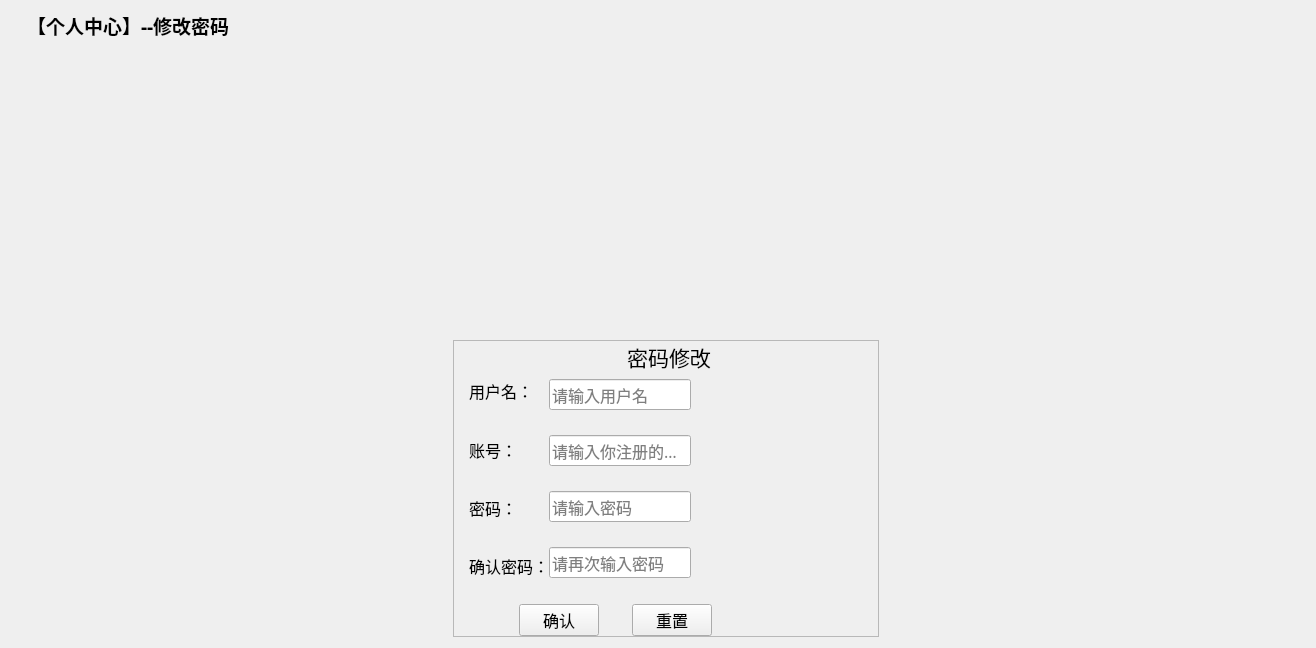
Above: changepassword.ui from Yzyqoung/Qt-hotelSystem before the change. Below: the same form after it.
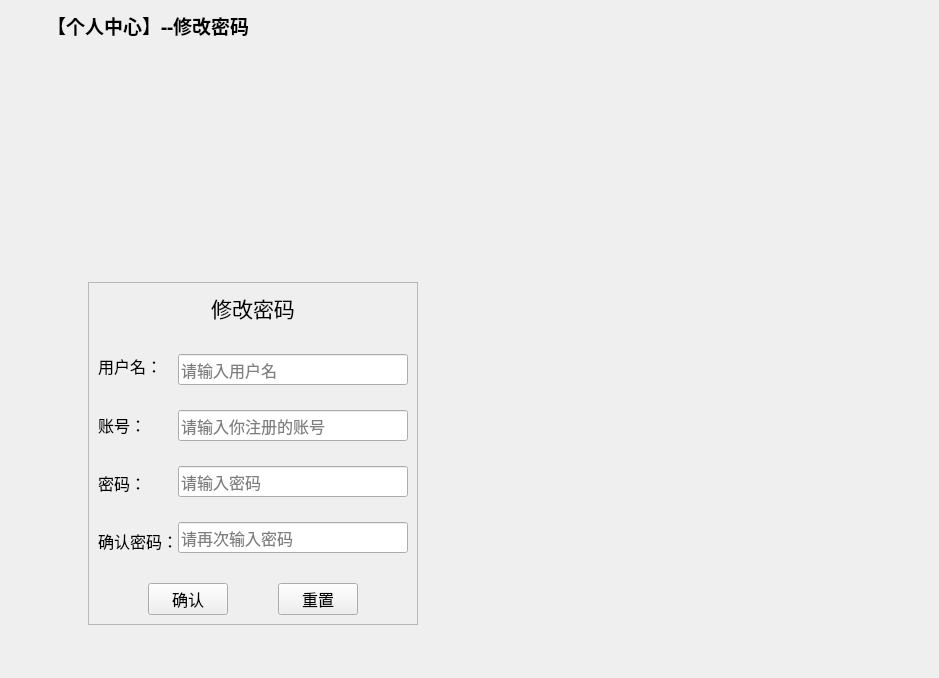
That is the form after the change. Icons and pictures are not drawn.

Patch:
```diff
--- a/changepassword.ui
+++ b/changepassword.ui
@@ -6,27 +6,40 @@
    <rect>
     <x>0</x>
     <y>0</y>
-    <width>1316</width>
-    <height>645</height>
+    <width>939</width>
+    <height>678</height>
    </rect>
   </property>
   <property name="windowTitle">
    <string>Form</string>
   </property>
-  <layout class="QVBoxLayout" name="verticalLayout_3">
+  <layout class="QGridLayout" name="gridLayout_19">
+   <item row="0" column="0" colspan="4">
+    <layout class="QHBoxLayout" name="horizontalLayout_6">
    <item>
-    <layout class="QVBoxLayout" name="verticalLayout_2">
-     <property name="spacing">
-      <number>300</number>
-     </property>
-     <property name="leftMargin">
-      <number>16</number>
-     </property>
-     <property name="topMargin">
-      <number>0</number>
-     </property>
+      <widget class="QLabel" name="label_14">
+       <property name="sizePolicy">
+        <sizepolicy hsizetype="Maximum" vsizetype="Preferred">
+         <horstretch>0</horstretch>
+         <verstretch>0</verstretch>
+        </sizepolicy>
+       </property>
+       <property name="minimumSize">
+        <size>
+         <width>30</width>
+         <height>0</height>
+        </size>
+       </property>
+       <property name="styleSheet">
+        <string notr="true">image: url(:/image/database/database.png);</string>
+       </property>
+       <property name="text">
+        <string/>
+       </property>
+      </widget>
+     </item>
      <item>
-      <widget class="QLabel" name="label_5">
+      <widget class="QLabel" name="label_15">
        <property name="sizePolicy">
         <sizepolicy hsizetype="Preferred" vsizetype="Maximum">
          <horstretch>0</horstretch>
@@ -47,30 +60,55 @@
       </widget>
      </item>
      <item>
-      <layout class="QHBoxLayout" name="horizontalLayout">
-       <property name="spacing">
-        <number>20</number>
+      <spacer name="horizontalSpacer_5">
+       <property name="orientation">
+        <enum>Qt::Horizontal</enum>
        </property>
-       <property name="topMargin">
-        <number>0</number>
+       <property name="sizeHint" stdset="0">
+        <size>
+         <width>40</width>
+         <height>20</height>
+        </size>
        </property>
-       <item>
+      </spacer>
+     </item>
+    </layout>
+   </item>
+   <item row="1" column="1">
+    <spacer name="verticalSpacer">
+     <property name="orientation">
+      <enum>Qt::Vertical</enum>
+     </property>
+     <property name="sizeType">
+      <enum>QSizePolicy::Maximum</enum>
+     </property>
+     <property name="sizeHint" stdset="0">
+      <size>
+       <width>20</width>
+       <height>236</height>
+      </size>
+     </property>
+    </spacer>
+   </item>
+   <item row="2" column="0">
         <spacer name="horizontalSpacer">
          <property name="orientation">
           <enum>Qt::Horizontal</enum>
          </property>
          <property name="sizeHint" stdset="0">
           <size>
-           <width>148</width>
+       <width>268</width>
            <height>20</height>
           </size>
          </property>
         </spacer>
        </item>
-       <item>
-        <widget class="QFrame" name="frame_2">
+   <item row="2" column="1" colspan="2">
+    <layout class="QGridLayout" name="gridLayout_13">
+     <item row="0" column="0">
+      <widget class="QFrame" name="frame_4">
          <property name="sizePolicy">
-          <sizepolicy hsizetype="Expanding" vsizetype="Expanding">
+        <sizepolicy hsizetype="Preferred" vsizetype="Preferred">
            <horstretch>0</horstretch>
            <verstretch>0</verstretch>
           </sizepolicy>
@@ -81,42 +119,101 @@
          <property name="frameShadow">
           <enum>QFrame::Raised</enum>
          </property>
-         <layout class="QFormLayout" name="formLayout">
-          <property name="horizontalSpacing">
+       <layout class="QGridLayout" name="gridLayout_14">
+        <property name="verticalSpacing">
            <number>30</number>
           </property>
+        <item row="2" column="0">
+         <layout class="QGridLayout" name="gridLayout_15">
           <property name="leftMargin">
+           <number>50</number>
+          </property>
+          <property name="rightMargin">
+           <number>50</number>
+          </property>
+          <property name="horizontalSpacing">
+           <number>50</number>
+          </property>
+          <property name="verticalSpacing">
            <number>15</number>
           </property>
-          <property name="topMargin">
-           <number>0</number>
-          </property>
-          <property name="bottomMargin">
-           <number>0</number>
-          </property>
+          <item row="0" column="0">
+           <widget class="QPushButton" name="btnOk">
+            <property name="font">
+             <font>
+              <family>楷体</family>
+              <pointsize>12</pointsize>
+             </font>
+            </property>
+            <property name="cursor">
+             <cursorShape>OpenHandCursor</cursorShape>
+            </property>
+            <property name="toolTip">
+             <string>确认注册</string>
+            </property>
+            <property name="text">
+             <string>确认</string>
+            </property>
+            <property name="icon">
+             <iconset>
+              <normaloff>:/image/update.png</normaloff>:/image/update.png</iconset>
+            </property>
+            <property name="iconSize">
+             <size>
+              <width>20</width>
+              <height>20</height>
+             </size>
+            </property>
+           </widget>
+          </item>
+          <item row="0" column="1">
+           <widget class="QPushButton" name="btnCancel">
+            <property name="font">
+             <font>
+              <family>楷体</family>
+              <pointsize>12</pointsize>
+             </font>
+            </property>
+            <property name="cursor">
+             <cursorShape>OpenHandCursor</cursorShape>
+            </property>
+            <property name="toolTip">
+             <string>&lt;html&gt;&lt;head/&gt;&lt;body&gt;&lt;p&gt;&lt;br/&gt;&lt;/p&gt;&lt;/body&gt;&lt;/html&gt;</string>
+            </property>
+            <property name="whatsThis">
+             <string>&lt;html&gt;&lt;head/&gt;&lt;body&gt;&lt;p&gt;&lt;br/&gt;&lt;/p&gt;&lt;/body&gt;&lt;/html&gt;</string>
+            </property>
+            <property name="text">
+             <string notr="true">重置</string>
+            </property>
+            <property name="icon">
+             <iconset>
+              <normaloff>:/image/delete.png</normaloff>:/image/delete.png</iconset>
+            </property>
+            <property name="iconSize">
+             <size>
+              <width>20</width>
+              <height>20</height>
+             </size>
+            </property>
+           </widget>
+          </item>
+         </layout>
+        </item>
           <item row="1" column="0">
-           <layout class="QGridLayout" name="gridLayout_3">
-            <property name="topMargin">
-             <number>0</number>
-            </property>
-            <property name="bottomMargin">
-             <number>0</number>
-            </property>
-            <property name="horizontalSpacing">
-             <number>5</number>
-            </property>
+         <layout class="QGridLayout" name="gridLayout_16">
             <property name="verticalSpacing">
              <number>35</number>
             </property>
             <item row="0" column="0">
              <layout class="QGridLayout" name="gridLayout_4">
               <item row="0" column="0">
-               <layout class="QVBoxLayout" name="verticalLayout">
+             <layout class="QVBoxLayout" name="verticalLayout_3">
                 <property name="spacing">
                  <number>34</number>
                 </property>
                 <item>
-                 <widget class="QLabel" name="labUserName">
+               <widget class="QLabel" name="labUserName_3">
                   <property name="font">
                    <font>
                     <family>楷体</family>
@@ -132,7 +229,7 @@
                  </widget>
                 </item>
                 <item>
-                 <widget class="QLabel" name="label_2">
+               <widget class="QLabel" name="label_11">
                   <property name="font">
                    <font>
                     <family>楷体</family>
@@ -148,7 +245,7 @@
                  </widget>
                 </item>
                 <item>
-                 <widget class="QLabel" name="labUserPwd">
+               <widget class="QLabel" name="labUserPwd_5">
                   <property name="font">
                    <font>
                     <family>楷体</family>
@@ -164,7 +261,7 @@
                  </widget>
                 </item>
                 <item>
-                 <widget class="QLabel" name="labUserPwd_2">
+               <widget class="QLabel" name="labUserPwd_6">
                   <property name="font">
                    <font>
                     <family>楷体</family>
@@ -186,22 +283,6 @@
                 <property name="verticalSpacing">
                  <number>25</number>
                 </property>
-                <item row="3" column="0">
-                 <widget class="QLineEdit" name="UserPwd">
-                  <property name="font">
-                   <font>
-                    <family>楷体</family>
-                    <pointsize>12</pointsize>
-                   </font>
-                  </property>
-                  <property name="echoMode">
-                   <enum>QLineEdit::Password</enum>
-                  </property>
-                  <property name="placeholderText">
-                   <string>请输入密码</string>
-                  </property>
-                 </widget>
-                </item>
                 <item row="0" column="0">
                  <widget class="QLineEdit" name="UserName">
                   <property name="font">
@@ -218,7 +299,7 @@
                   </property>
                  </widget>
                 </item>
-                <item row="2" column="0">
+              <item row="1" column="0">
                  <widget class="QLineEdit" name="UserNum">
                   <property name="font">
                    <font>
@@ -231,7 +312,23 @@
                   </property>
                  </widget>
                 </item>
-                <item row="4" column="0">
+              <item row="2" column="0">
+               <widget class="QLineEdit" name="UserPwd">
+                <property name="font">
+                 <font>
+                  <family>楷体</family>
+                  <pointsize>12</pointsize>
+                 </font>
+                </property>
+                <property name="echoMode">
+                 <enum>QLineEdit::Password</enum>
+                </property>
+                <property name="placeholderText">
+                 <string>请输入密码</string>
+                </property>
+               </widget>
+              </item>
+              <item row="3" column="0">
                  <widget class="QLineEdit" name="UserRePwd">
                   <property name="font">
                    <font>
@@ -253,88 +350,8 @@
             </item>
            </layout>
           </item>
-          <item row="2" column="0">
-           <layout class="QGridLayout" name="gridLayout_6">
-            <property name="leftMargin">
-             <number>50</number>
-            </property>
-            <property name="topMargin">
-             <number>20</number>
-            </property>
-            <property name="rightMargin">
-             <number>50</number>
-            </property>
-            <property name="horizontalSpacing">
-             <number>33</number>
-            </property>
-            <property name="verticalSpacing">
-             <number>15</number>
-            </property>
             <item row="0" column="0">
-             <widget class="QPushButton" name="btnOk">
-              <property name="font">
-               <font>
-                <family>楷体</family>
-                <pointsize>12</pointsize>
-               </font>
-              </property>
-              <property name="cursor">
-               <cursorShape>OpenHandCursor</cursorShape>
-              </property>
-              <property name="toolTip">
-               <string>确认注册</string>
-              </property>
-              <property name="text">
-               <string>确认</string>
-              </property>
-              <property name="icon">
-               <iconset>
-                <normaloff>:/image/update.png</normaloff>:/image/update.png</iconset>
-              </property>
-              <property name="iconSize">
-               <size>
-                <width>20</width>
-                <height>20</height>
-               </size>
-              </property>
-             </widget>
-            </item>
-            <item row="0" column="1">
-             <widget class="QPushButton" name="btnCancel">
-              <property name="font">
-               <font>
-                <family>楷体</family>
-                <pointsize>12</pointsize>
-               </font>
-              </property>
-              <property name="cursor">
-               <cursorShape>OpenHandCursor</cursorShape>
-              </property>
-              <property name="toolTip">
-               <string>&lt;html&gt;&lt;head/&gt;&lt;body&gt;&lt;p&gt;&lt;br/&gt;&lt;/p&gt;&lt;/body&gt;&lt;/html&gt;</string>
-              </property>
-              <property name="whatsThis">
-               <string>&lt;html&gt;&lt;head/&gt;&lt;body&gt;&lt;p&gt;&lt;br/&gt;&lt;/p&gt;&lt;/body&gt;&lt;/html&gt;</string>
-              </property>
-              <property name="text">
-               <string notr="true">重置</string>
-              </property>
-              <property name="icon">
-               <iconset>
-                <normaloff>:/image/delete.png</normaloff>:/image/delete.png</iconset>
-              </property>
-              <property name="iconSize">
-               <size>
-                <width>20</width>
-                <height>20</height>
-               </size>
-              </property>
-             </widget>
-            </item>
-           </layout>
-          </item>
-          <item row="0" column="0" colspan="2">
-           <widget class="QLabel" name="label">
+         <widget class="QLabel" name="label_13">
             <property name="font">
              <font>
               <family>微软雅黑</family>
@@ -344,35 +361,46 @@
              </font>
             </property>
             <property name="text">
-             <string>密码修改</string>
+           <string>修改密码</string>
             </property>
             <property name="alignment">
              <set>Qt::AlignCenter</set>
             </property>
-            <property name="margin">
-             <number>0</number>
-            </property>
            </widget>
           </item>
          </layout>
         </widget>
        </item>
-       <item>
+    </layout>
+   </item>
+   <item row="2" column="3">
         <spacer name="horizontalSpacer_2">
          <property name="orientation">
           <enum>Qt::Horizontal</enum>
          </property>
+     <property name="sizeType">
+      <enum>QSizePolicy::Maximum</enum>
+     </property>
          <property name="sizeHint" stdset="0">
           <size>
-           <width>40</width>
+       <width>700</width>
            <height>20</height>
           </size>
          </property>
         </spacer>
        </item>
-      </layout>
-     </item>
-    </layout>
+   <item row="3" column="2">
+    <spacer name="verticalSpacer_2">
+     <property name="orientation">
+      <enum>Qt::Vertical</enum>
+     </property>
+     <property name="sizeHint" stdset="0">
+      <size>
+       <width>20</width>
+       <height>27</height>
+      </size>
+     </property>
+    </spacer>
    </item>
   </layout>
  </widget>
```
Left out of the diff: 4 changed lines with no effect on the pictures. Lines whose indentation alone changed are shown as unchanged.
